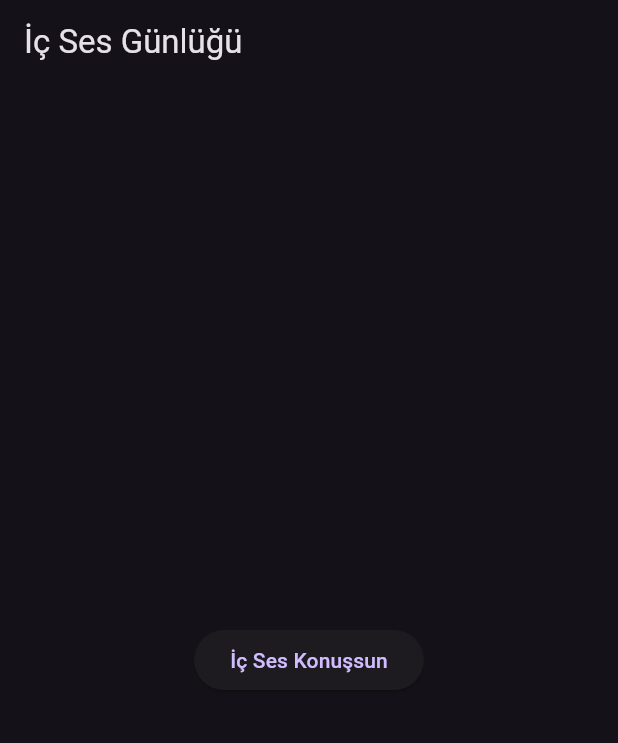
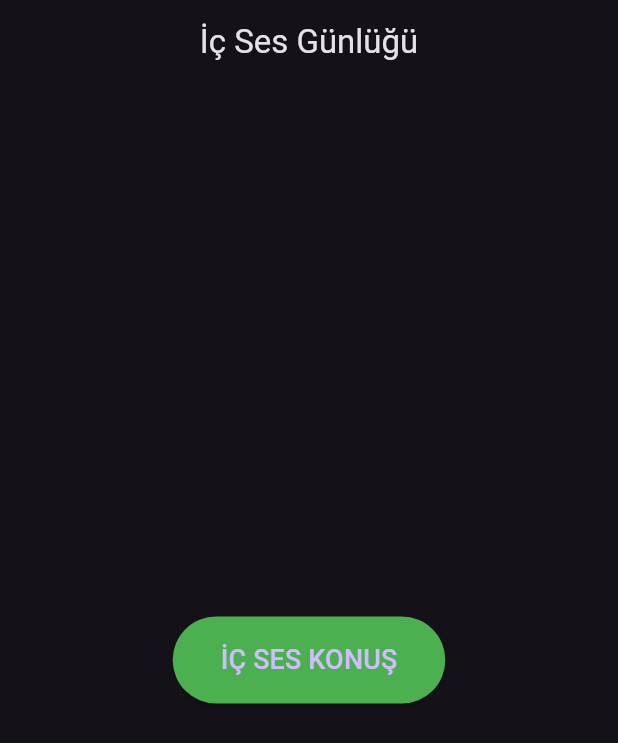
Before and after one commit to kssdurmus-creator/ic-ses-yalnizlik-gunlugu, a Flutter app: the screen it shows after launch, on a phone screen of 412 x 824 dp. Shown: the top 743 px of the screen. Run offline on Flutter 3.47's test engine with Material 3 defaults, Android fonts, the phone set to English and light mode, and no system bars; our stand-ins replace flutter_tts.

Commit message:
Update main.dart

```diff
--- a/lib/main.dart
+++ b/lib/main.dart
@@ -1,7 +1,7 @@
 import 'package:flutter/material.dart';
 import 'package:flutter_tts/flutter_tts.dart';
 
-void main() {
+void main() async {
   WidgetsFlutterBinding.ensureInitialized();
   runApp(const MyApp());
 }
@@ -13,8 +13,12 @@ class MyApp extends StatelessWidget {
   Widget build(BuildContext context) {
     return MaterialApp(
       debugShowCheckedModeBanner: false,
-      title: 'İç Ses',
-      theme: ThemeData.dark(),
+      title: 'İç Ses Günlüğü',
+      theme: ThemeData(
+        brightness: Brightness.dark,
+        primaryColor: Colors.green,
+        useMaterial3: true,
+      ),
       home: const HomePage(),
     );
   }
@@ -28,22 +32,54 @@ class HomePage extends StatefulWidget {
 }
 
 class _HomePageState extends State<HomePage> {
-  final FlutterTts tts = FlutterTts();
+  final FlutterTts _tts = FlutterTts();
 
-  Future<void> konus() async {
-    await tts.setLanguage("tr-TR");
-    await tts.setSpeechRate(0.45);
-    await tts.speak("Yalnız değilsin. Buradayım.");
+  @override
+  void initState() {
+    super.initState();
+    _setupTts();
+  }
+
+  Future<void> _setupTts() async {
+    await _tts.setLanguage("tr-TR");
+    await _tts.setSpeechRate(0.45);
+    await _tts.setPitch(1.0);
+  }
+
+  Future<void> _konus() async {
+    await _tts.stop();
+    await _tts.speak(
+      "Merhaba. Ben senin iç sesinim. Buradayım ve seni dinliyorum.",
+    );
+  }
+
+  @override
+  void dispose() {
+    _tts.stop();
+    super.dispose();
   }
 
   @override
   Widget build(BuildContext context) {
     return Scaffold(
-      appBar: AppBar(title: const Text("İç Ses Günlüğü")),
+      appBar: AppBar(
+        title: const Text("İç Ses Günlüğü"),
+        centerTitle: true,
+      ),
       body: Center(
         child: ElevatedButton(
-          onPressed: konus,
-          child: const Text("İç Ses Konuşsun"),
+          onPressed: _konus,
+          style: ElevatedButton.styleFrom(
+            backgroundColor: Colors.green,
+            padding: const EdgeInsets.symmetric(
+              horizontal: 32,
+              vertical: 16,
+            ),
+          ),
+          child: const Text(
+            "İÇ SES KONUŞ",
+            style: TextStyle(fontSize: 18),
+          ),
         ),
       ),
     );
```
